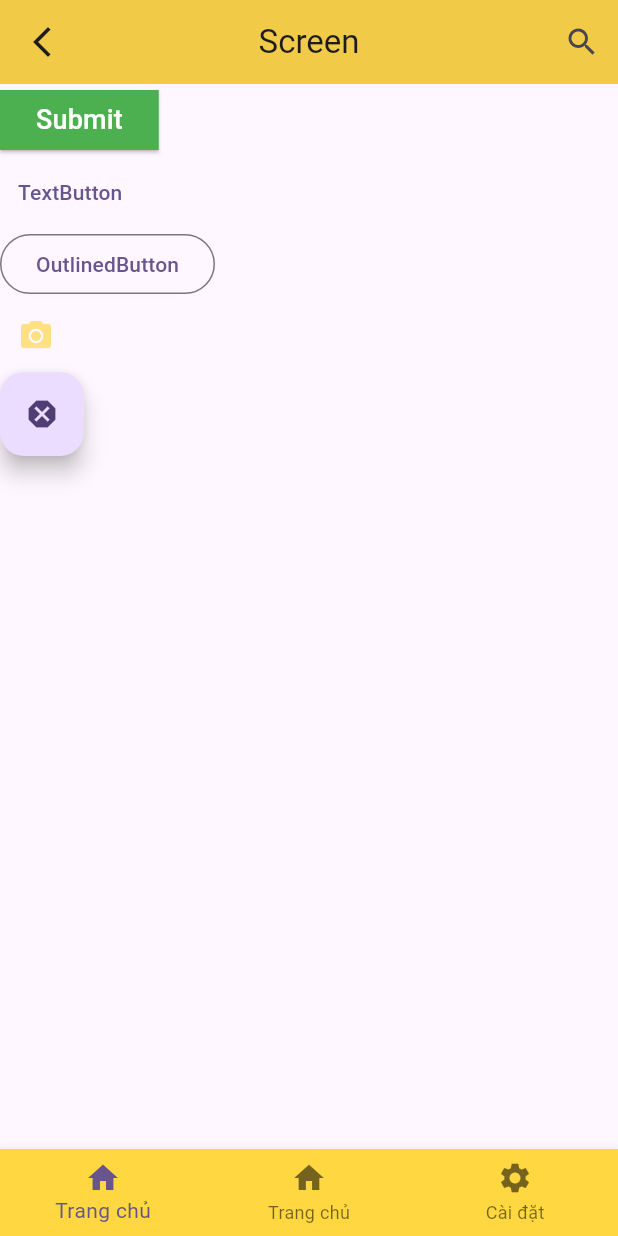
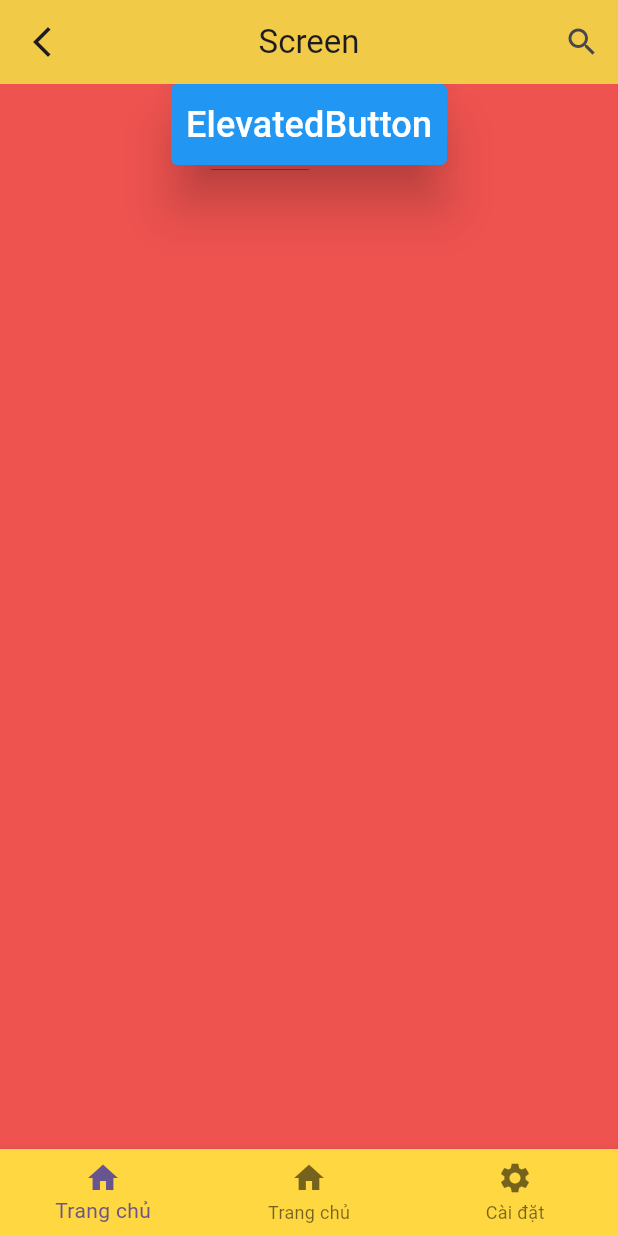
Before and after one commit to huyvu23/learn-flutter, a Flutter app: the screen it shows after launch, on a phone screen of 412 x 824 dp. Run offline on Flutter 3.47's test engine with Material 3 defaults, Android fonts, the phone set to English and light mode, and no system bars.

Commit message:
style: learn style button

```diff
--- /dev/null
+++ b/lib/MyButton2.dart
@@ -0,0 +1,66 @@
+import "package:flutter/material.dart";
+
+class MyButton2 extends StatelessWidget {
+  const MyButton2({super.key});
+
+  @override
+  Widget build(BuildContext context) {
+    // Trả về Scaffold - widget cung cấp bố cục MUI đơn giản
+    // Màn Hình
+    return Scaffold(
+      appBar: AppBar(
+        title: Text('Screen'),
+        centerTitle: true,
+        backgroundColor: Colors.amberAccent[200],
+        elevation: 4,
+        leading: IconButton(
+          onPressed: () {
+            print('Hello');
+          },
+          icon: Icon(Icons.arrow_back_ios_new),
+        ),
+        actions: [
+          IconButton(
+            onPressed: () {
+              print('Hello');
+            },
+            icon: Icon(Icons.search),
+          ),
+        ],
+      ),
+      backgroundColor: Colors.red[400],
+      body: Center(
+        child: Column(
+          children: [
+            ElevatedButton(
+              onPressed: () {
+                print('ElevatedButton');
+              },
+              style: ElevatedButton.styleFrom(
+                elevation: 15,
+                backgroundColor: Colors.blue,
+                foregroundColor: Colors.white,
+                // BORDER
+                shape: RoundedRectangleBorder(
+                  borderRadius: BorderRadiusGeometry.circular(4),
+                ),
+                padding: EdgeInsets.symmetric(horizontal: 10, vertical: 10),
+              ),
+              child: Text('ElevatedButton', style: TextStyle(fontSize: 24)),
+            ),
+          ],
+        ),
+      ),
+
+      bottomNavigationBar: BottomNavigationBar(
+        backgroundColor: Colors.amberAccent[200],
+
+        items: [
+          BottomNavigationBarItem(icon: Icon(Icons.home), label: 'Trang chủ'),
+          BottomNavigationBarItem(icon: Icon(Icons.home), label: 'Trang chủ'),
+          BottomNavigationBarItem(icon: Icon(Icons.settings), label: 'Cài đặt'),
+        ],
+      ),
+    );
+  }
+}
--- a/lib/main.dart
+++ b/lib/main.dart
@@ -4,7 +4,8 @@ import 'package:flutter/material.dart';
 // import 'MyText.dart';
 // import 'MyContainer.dart';
 // import 'MyColumnAndRow.dart';
-import 'MyButton.dart';
+// import 'MyButton.dart';
+import 'MyButton2.dart';
 
 void main() {
   runApp(const MyApp());
@@ -21,7 +22,7 @@ class MyApp extends StatelessWidget {
       theme: ThemeData(
         colorScheme: ColorScheme.fromSeed(seedColor: Colors.deepPurple),
       ),
-      home: const MyButton(),
+      home: const MyButton2(),
     );
   }
 }
```
